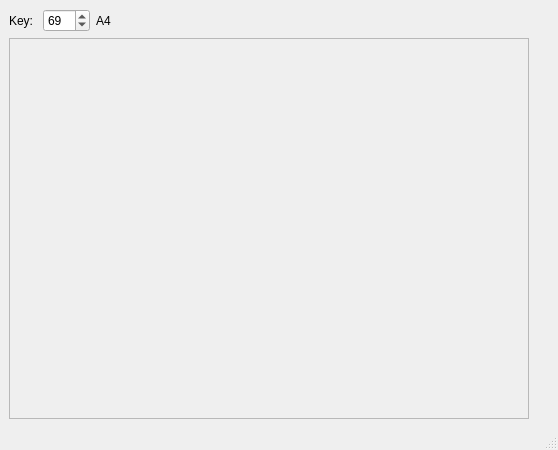
Old version of the form workspace/mainwindow.ui in the repository MisterBalboa/cxxmidi.
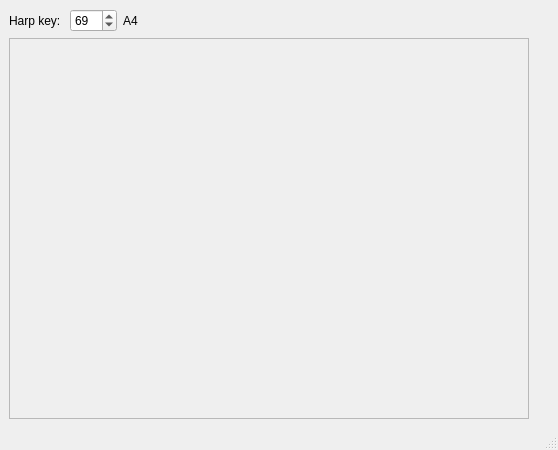
New version of the form.

Commit message: harp tab test

Diff of the .ui file:
```diff
--- a/workspace/mainwindow.ui
+++ b/workspace/mainwindow.ui
@@ -20,7 +20,7 @@
       <item>
        <widget class="QLabel" name="label">
         <property name="text">
-         <string>Key: </string>
+         <string>Harp key: </string>
         </property>
        </widget>
       </item>
```
Left out of the diff: 2 changed lines with no effect on the pictures. The commit also changes 7 other files.
